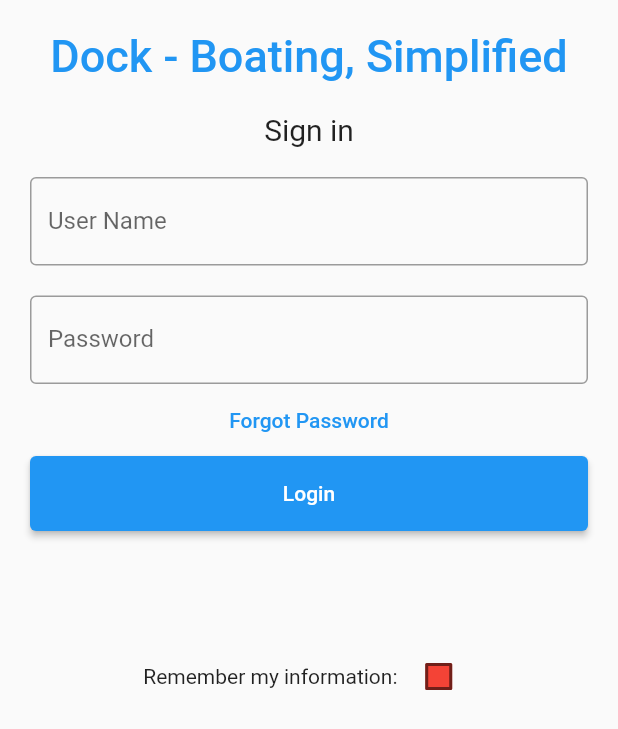
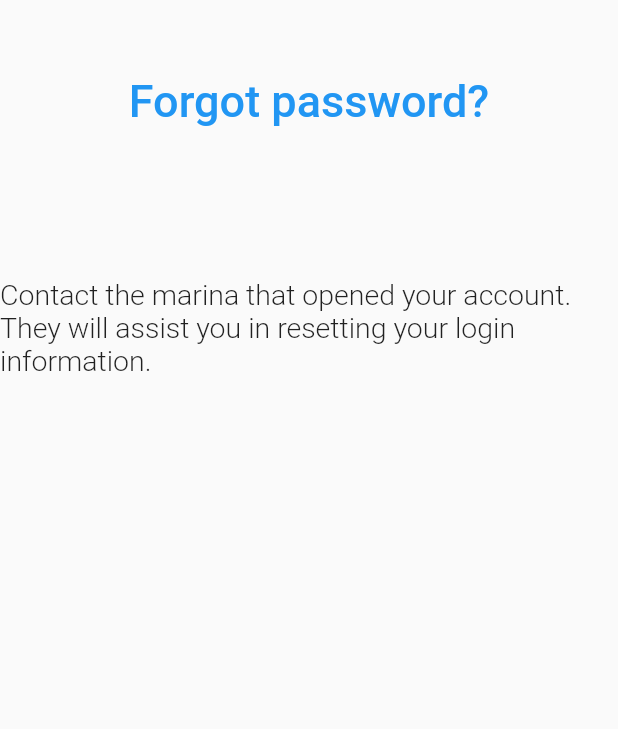
Before and after one commit to gagewillette/Dock, a Flutter app: the screen it shows after launch, after a tap on "Forgot Password", on a phone screen of 412 x 824 dp. Shown: the top 729 px of the screen. Run offline on Flutter 3.47's test engine with Material 2 defaults, Android fonts, the phone set to English and light mode, and no system bars.

Commit message:
Added bottom nav bar fucntionality and forgot password screen

```diff
--- /dev/null
+++ b/lib/forgotpassword.dart
@@ -0,0 +1,31 @@
+import 'package:flutter/material.dart';
+
+class ForgotPassword extends StatelessWidget {
+  const ForgotPassword({Key? key}) : super(key: key);
+
+  @override
+  Widget build(BuildContext context) {
+    return Scaffold(body: ListView(
+      children: [
+        Container(
+            alignment: Alignment.topCenter,
+            padding: const EdgeInsets.fromLTRB(0, 50, 0, 0),
+            child: const Text("Forgot password?",
+                style: TextStyle(
+                    color: Colors.blue,
+                    fontSize: 30,
+                    fontWeight: FontWeight.w500
+              ))),
+        Container(
+          alignment: Alignment.topCenter,
+          padding: const EdgeInsets.fromLTRB(0, 100, 0, 0),
+            child: const Text("Contact the marina that opened your account. They will assist you in resetting your login information." ,
+            style: TextStyle (
+              fontSize: 19,
+              fontWeight: FontWeight.w300
+            ))
+        )
+      ],
+    ));
+  }
+}
--- a/lib/main.dart
+++ b/lib/main.dart
@@ -1,5 +1,6 @@
 import 'package:flutter/material.dart';
 
+import 'forgotpassword.dart';
 import 'home.dart';
 
 void main() async
@@ -32,6 +33,9 @@ class _BodyState extends State<Body> {
   bool hasTried = false;
 
   bool checkLogin(String user, String pass) {
+
+    //TODO: Create db check for username password
+
     if (pass == "" && user == "") {
       return true;
     } else {
@@ -48,7 +52,7 @@ class _BodyState extends State<Body> {
     if (states.any(interactiveStates.contains)) {
       return Colors.blue;
     }
-    return Colors.red;
+    return Colors.blue;
   }
 
   @override
@@ -97,7 +101,7 @@ class _BodyState extends State<Body> {
             ),
             TextButton(
               onPressed: () {
-                //forgot password screen
+                Navigator.push(context , MaterialPageRoute(builder: (context) => ForgotPassword()));
               },
               child: const Text(
                 'Forgot Password',
```
Also changed, not shown: lib/accountContent.dart (added, +16 -0 lines), lib/home.dart (+45 -13 lines), lib/homeContent.dart (added, +16 -0 lines), lib/myDockContent.dart (added, +16 -0 lines).
